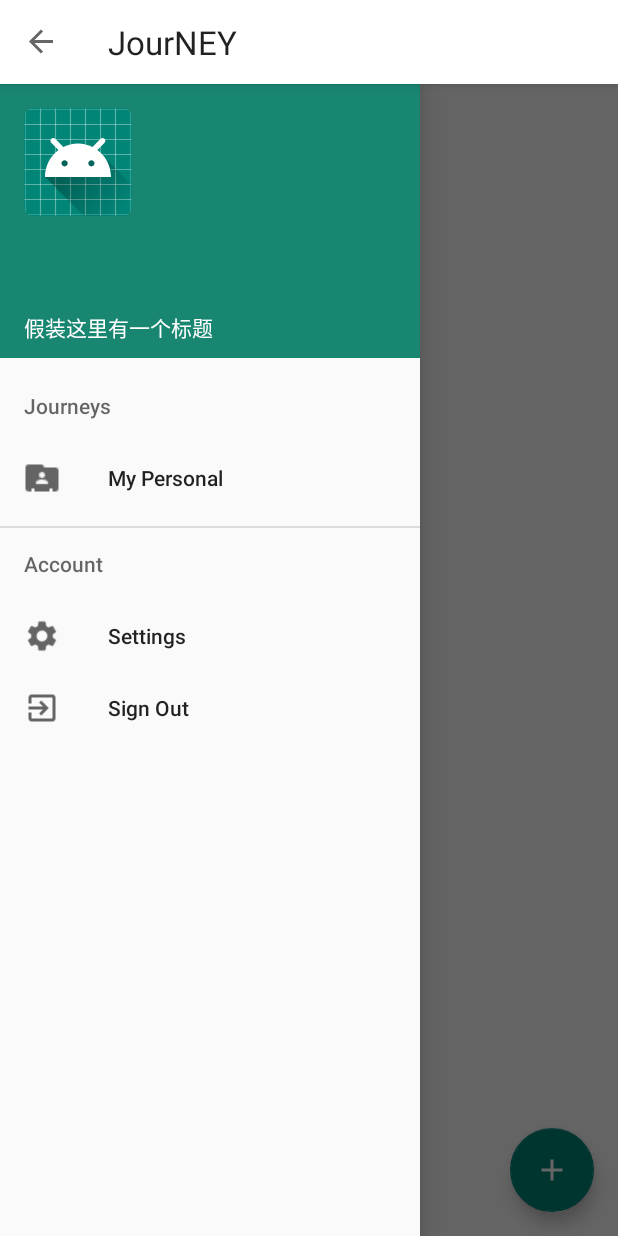
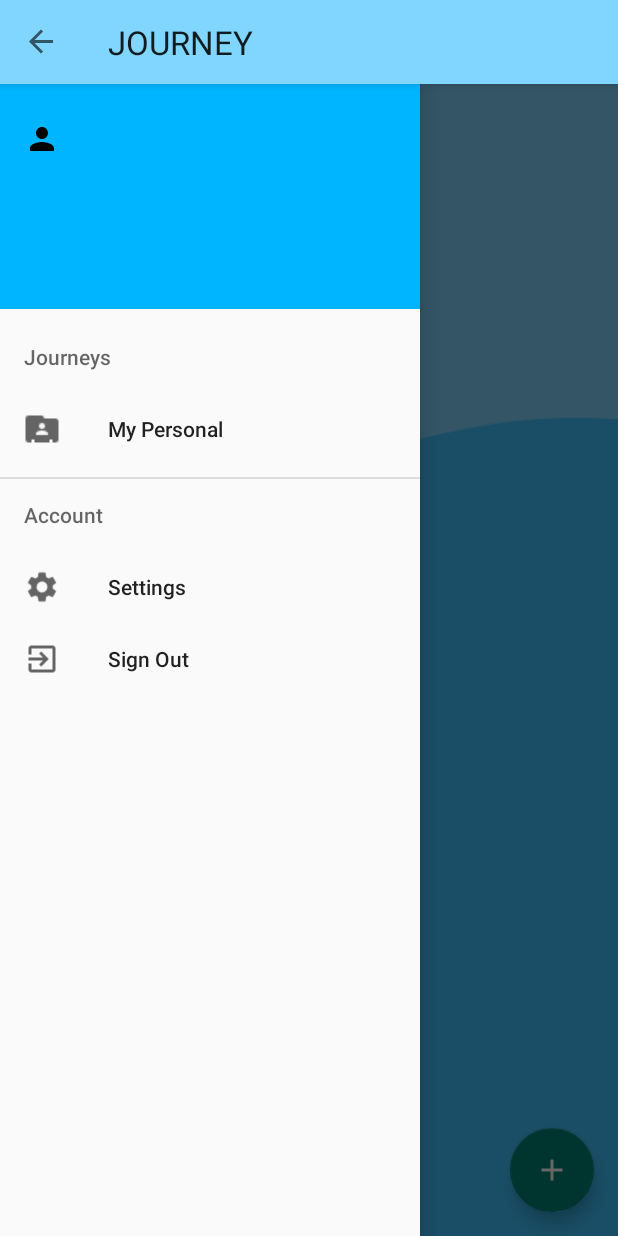
Before and after one commit to Chris4lilv/JOURNEY-Android, an Android app: the screen it shows after launch once a user with an empty profile is signed in (MainActivity), with the side drawer open, on a phone screen of 412 x 824 dp. Run offline under Robolectric (Android 15) with nearby library versions, the phone set to English and light mode, and no system bars; our stand-ins replace Firebase (no records; nobody signed in at launch, a user with empty details on screens opened directly), androidx.preference; libraries missing offline, so code that uses them is left out: io.grpc.internal, smartdevelop.ir.eram; 1 statement that could not run was skipped.

Commit message:
Clean up mess and change background

```diff
--- a/app/src/main/java/com/example/android/album/MainActivity.java
+++ b/app/src/main/java/com/example/android/album/MainActivity.java
@@ -23,6 +23,7 @@ import android.view.Menu;
 import android.view.MenuItem;
 import android.view.SubMenu;
 import android.view.View;
+import android.widget.ImageView;
 import android.widget.TextView;
 import android.widget.Toast;
 
@@ -44,6 +45,8 @@ public class MainActivity extends AppCompatActivity{
     private Toolbar toolbar;
     private FirebaseAuth mAuth;
     private TextView mUserName;
+    private TextView mUserEmail;
+    private ImageView mUserProfile;
 
     private String journeyName;
     private String joinJourney;
@@ -92,6 +95,8 @@ public class MainActivity extends AppCompatActivity{
         Menu menu = nv_left.getMenu();
         final SubMenu journeysMenu = menu.findItem(R.id.journeys_group).getSubMenu();
 
+        mUserProfile = headerView.findViewById(R.id.profile);
+
         //Get journeyNames from sharedPreference
         SharedPreferences sharedPreferences = PreferenceManager.getDefaultSharedPreferences(this);
         journeyName = sharedPreferences.getString("JourneyName", "");
@@ -106,10 +111,16 @@ public class MainActivity extends AppCompatActivity{
                 newJourney = journeysMenu.add(0,101, 0, joinJourney.substring(joinJourney.indexOf("/") + 1));
                 newJourney.setIcon(R.drawable.romance_heart_24);
             }
+            mUserProfile.setImageResource(R.drawable.ic_people_black_24dp);
+        }else{
+            mUserProfile.setImageResource(R.drawable.ic_person_black_24dp);
         }
 
         mUserName = headerView.findViewById(R.id.user_name);
+        mUserEmail = headerView.findViewById(R.id.user_email);
         mUserName.setText(user.getDisplayName());
+        mUserEmail.setText(user.getEmail());
+
 
         listener = new SharedPreferences.OnSharedPreferenceChangeListener() {
             @Override
--- a/app/src/main/java/com/example/android/album/NewEventActivity.java
+++ b/app/src/main/java/com/example/android/album/NewEventActivity.java
@@ -226,13 +226,13 @@ public class NewEventActivity extends AppCompatActivity implements DatePickerDia
                                 Event event = new Event(uris,cap,date, color, comColor);
                                 myRef.child(mDirectory).child(mWorkSpace).push().setValue(event);
                                 createEventButton.setClickable(true);
-                                onBackPressed();
                                 if(firstTime){
                                     sharedPreferences.edit().remove("FirstTime").apply();
                                     sharedPreferences.edit().putBoolean("SecondTime", true).apply();
                                 }
 
                             //kill the activity and remove it from the stack
+                            onBackPressed();
                         }
                     });
                 }
--- /dev/null
+++ b/app/src/main/res/drawable/ic_people_black_24dp.xml
@@ -0,0 +1,5 @@
+<vector android:height="24dp" android:tint="#FFAABB"
+    android:viewportHeight="24.0" android:viewportWidth="24.0"
+    android:width="24dp" xmlns:android="http://schemas.android.com/apk/res/android">
+    <path android:fillColor="#FF000000" android:pathData="M16,11c1.66,0 2.99,-1.34 2.99,-3S17.66,5 16,5c-1.66,0 -3,1.34 -3,3s1.34,3 3,3zM8,11c1.66,0 2.99,-1.34 2.99,-3S9.66,5 8,5C6.34,5 5,6.34 5,8s1.34,3 3,3zM8,13c-2.33,0 -7,1.17 -7,3.5L1,19h14v-2.5c0,-2.33 -4.67,-3.5 -7,-3.5zM16,13c-0.29,0 -0.62,0.02 -0.97,0.05 1.16,0.84 1.97,1.97 1.97,3.45L17,19h6v-2.5c0,-2.33 -4.67,-3.5 -7,-3.5z"/>
+</vector>
--- /dev/null
+++ b/app/src/main/res/drawable/ic_person_black_24dp.xml
@@ -0,0 +1,9 @@
+<vector xmlns:android="http://schemas.android.com/apk/res/android"
+        android:width="24dp"
+        android:height="24dp"
+        android:viewportWidth="24.0"
+        android:viewportHeight="24.0">
+    <path
+        android:fillColor="#FF000000"
+        android:pathData="M12,12c2.21,0 4,-1.79 4,-4s-1.79,-4 -4,-4 -4,1.79 -4,4 1.79,4 4,4zM12,14c-2.67,0 -8,1.34 -8,4v2h16v-2c0,-2.66 -5.33,-4 -8,-4z"/>
+</vector>
--- a/app/src/main/res/layout/activity_main.xml
+++ b/app/src/main/res/layout/activity_main.xml
@@ -5,7 +5,8 @@
     android:layout_width="match_parent"
     android:layout_height="match_parent"
     android:orientation="vertical"
-    android:id="@+id/activity_view">
+    android:id="@+id/activity_view"
+    android:background="@drawable/display_fragment_background">
 
     <com.google.android.material.appbar.AppBarLayout
         android:layout_width="match_parent"
@@ -17,7 +18,7 @@
             android:id="@+id/toolbar"
             android:layout_width="match_parent"
             android:layout_height="?attr/actionBarSize"
-            android:background="#FFFFFF">
+            android:background="#80D6FF">
 
             <RelativeLayout
                 android:layout_width="match_parent"
@@ -29,7 +30,7 @@
                     android:layout_alignParentStart="true"
                     android:layout_marginStart="0dp"
                     android:gravity="center_vertical"
-                    android:text="JourNEY"
+                    android:text="JOURNEY"
                     android:textAppearance="@style/TextAppearance.AppCompat.Large" />
             </RelativeLayout>
 
--- a/app/src/main/res/layout/nav_header.xml
+++ b/app/src/main/res/layout/nav_header.xml
@@ -3,7 +3,7 @@
     android:layout_width="match_parent"
     android:layout_height="wrap_content"
     android:gravity="center"
-    android:background="#198672"
+    android:background="#00b5ff"
     android:minHeight="150dp"
     android:orientation="vertical">
 
@@ -13,7 +13,8 @@
         android:layout_gravity="start"
         android:layout_marginStart="16dp"
         android:layout_marginTop="16dp"
-        android:src="@mipmap/ic_launcher_round" />
+        android:id="@+id/profile"
+        android:src="@drawable/ic_person_black_24dp" />
 
     <TextView
         android:layout_width="wrap_content"
@@ -26,7 +27,7 @@
         android:textColor="@android:color/white"
         android:id="@+id/user_name"
         android:textSize="32dp"
-        android:text="haha"/>
+        android:text="Chris"/>
 
     <TextView
         android:layout_width="wrap_content"
@@ -35,7 +36,8 @@
         android:textColor="@android:color/white"
         android:layout_gravity="start"
         android:layout_marginLeft="16dp"
-        android:text="假装这里有一个标题" />
+        android:id="@+id/user_email"
+        android:text="chris4lilv@gmail.com" />
 
 
 </LinearLayout>
```
Also changed, not shown: app/src/main/res/layout/add_fragment.xml (deleted, +0 -29 lines), app/src/main/res/raw/splash.json (deleted, +0 -1 lines), app/src/main/res/drawable-hdpi/display_fragment_background.png (added), app/src/main/res/drawable-ldpi/display_fragment_background.png (added), app/src/main/res/drawable-mdpi/display_fragment_background.png (added), app/src/main/res/drawable-xhdpi/display_fragment_background.png (added), app/src/main/res/drawable-xxhdpi/display_fragment_background.png (added), app/src/main/res/drawable-xxxhdpi/display_fragment_background.png (added).
